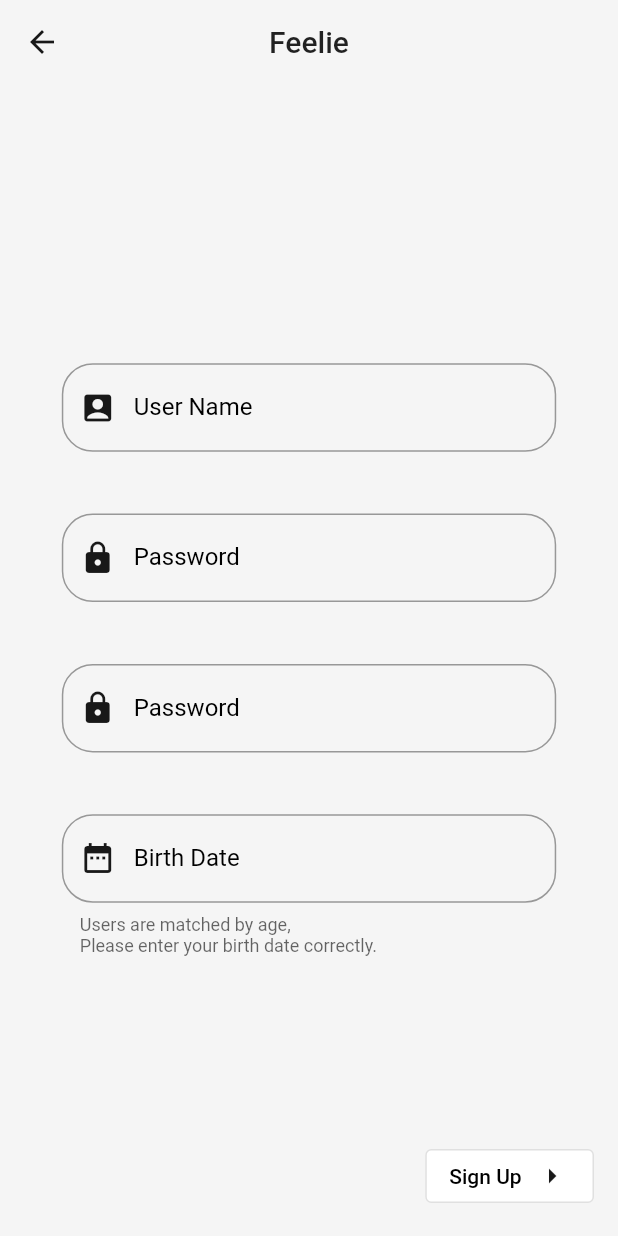
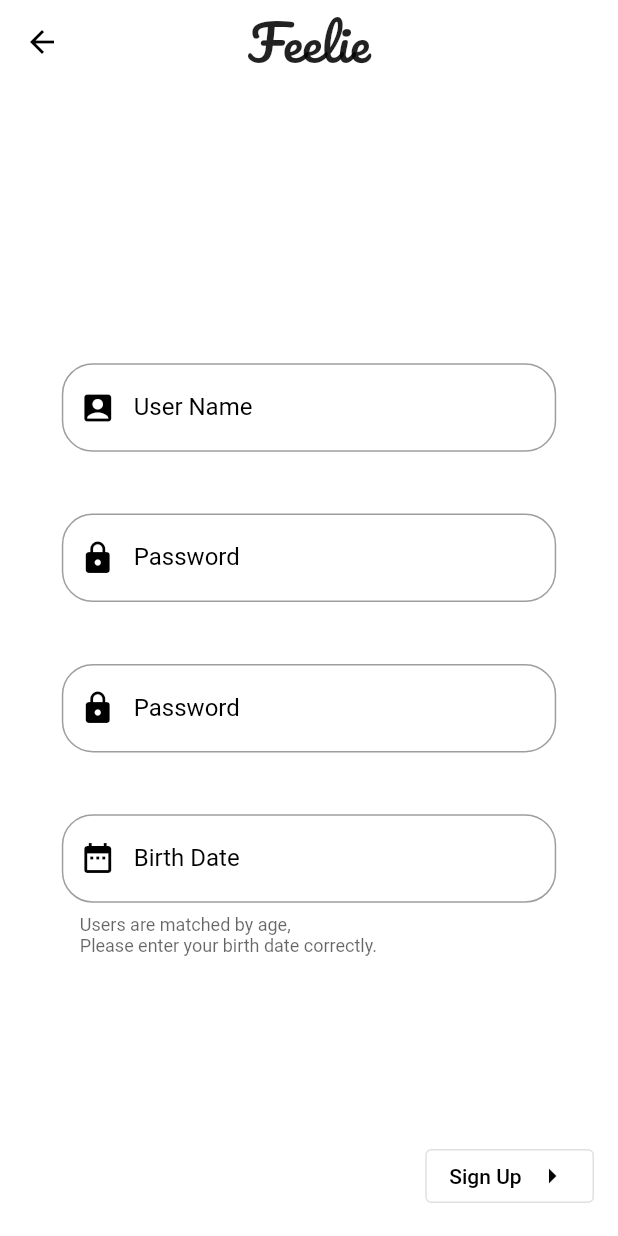
Before and after one commit to benfurkanaslan/prototype, a Flutter app: the screen it shows after launch, after a tap on "Sign Up", on a phone screen of 412 x 824 dp. Run offline on Flutter 3.47's test engine with Material 2 defaults, Android fonts, the phone set to English and light mode, and no system bars; our stand-ins replace camera, flutter_rating_bar, pinch_zoom, shared_preferences; missing offline and left inert: pinch_zoom_image_updated.

Commit message:
working on

```diff
--- a/lib/SignUp/signUp.dart
+++ b/lib/SignUp/signUp.dart
@@ -1,4 +1,5 @@
 import 'package:Feelie/pageView.dart';
+import 'package:camera/camera.dart';
 import 'package:flutter/cupertino.dart';
 import 'package:flutter/material.dart';
 import 'package:shared_preferences/shared_preferences.dart';
@@ -7,8 +8,9 @@ import 'package:shared_preferences/shared_preferences.dart';
 class signUp extends StatefulWidget {
   num screenHeight;
   num screenWidth;
+  final CameraDescription camera;
 
-  signUp({@required this.screenHeight, @required this.screenWidth});
+  signUp({@required this.screenHeight, @required this.screenWidth, @required this.camera});
 
   @override
   _signUpState createState() => _signUpState();
@@ -40,7 +42,7 @@ class _signUpState extends State<signUp> {
     return Scaffold(
       key: scaffoldKey,
       appBar: AppBar(
-        title: Text('Feelie'),
+        title: Text('Feelie', style: TextStyle(fontFamily: 'Pacifico', fontSize: widget.screenWidth * 0.08)),
       ),
       body: Center(
         child: SingleChildScrollView(
@@ -170,7 +172,7 @@ Please enter your birth date correctly.''',
             Navigator.pushAndRemoveUntil(
               context,
               MaterialPageRoute(
-                builder: (context) => pageView(screenHeight: widget.screenHeight, screenWidth: widget.screenWidth),
+                builder: (context) => pageView(camera: widget.camera, screenHeight: widget.screenHeight, screenWidth: widget.screenWidth),
               ),
               (Route<dynamic> route) => false,
             );
--- a/lib/main.dart
+++ b/lib/main.dart
@@ -1,4 +1,10 @@
 import 'package:Feelie/signIn.dart';
+import 'package:camera/camera.dart';
 import 'package:flutter/material.dart';
 
-void main() => runApp(signIn());
+Future<void> main() async {
+  WidgetsFlutterBinding.ensureInitialized();
+  final cameras = await availableCameras();
+  final firstCamera = cameras.first;
+  runApp(signIn(camera: firstCamera));
+}
--- a/lib/pageView.dart
+++ b/lib/pageView.dart
@@ -1,5 +1,6 @@
 import 'package:Feelie/Camera/camera.dart';
 import 'package:Feelie/Messages/messages.dart';
+import 'package:camera/camera.dart';
 import 'package:flutter/material.dart';
 import 'package:flutter/src/widgets/page_view.dart';
 
@@ -8,10 +9,12 @@ import 'MainPage/mainPage.dart';
 class pageView extends StatefulWidget {
   num screenHeight;
   num screenWidth;
+  CameraDescription camera;
 
   pageView({
     @required this.screenHeight,
     @required this.screenWidth,
+    @required this.camera,
   });
   @override
   _pageViewState createState() => _pageViewState();
@@ -47,7 +50,7 @@ class _pageViewState extends State<pageView> {
           });
         },
         children: [
-          camera(screenHeight: widget.screenHeight, screenWidth: widget.screenWidth),
+          cameraPage(camera: widget.camera, screenHeight: widget.screenHeight, screenWidth: widget.screenWidth),
           mainPage(screenHeight: widget.screenHeight, screenWidth: widget.screenWidth),
           messages(screenHeight: widget.screenHeight, screenWidth: widget.screenWidth),
         ],
--- a/lib/signIn.dart
+++ b/lib/signIn.dart
@@ -1,6 +1,7 @@
 import 'dart:ui';
 
 import 'package:Feelie/pageView.dart';
+import 'package:camera/camera.dart';
 import 'package:flutter/material.dart';
 import 'package:flutter/services.dart';
 import 'package:shared_preferences/shared_preferences.dart';
@@ -8,6 +9,10 @@ import 'package:shared_preferences/shared_preferences.dart';
 import 'SignUp/signUp.dart';
 
 class signIn extends StatelessWidget {
+  final CameraDescription camera;
+
+  signIn({this.camera});
+
   @override
   Widget build(BuildContext context) {
     return MaterialApp(
@@ -24,9 +29,9 @@ class signIn extends StatelessWidget {
         inputDecorationTheme: InputDecorationTheme(
             focusedBorder: OutlineInputBorder(borderSide: BorderSide(color: Colors.white), borderRadius: BorderRadius.circular(15)), labelStyle: TextStyle(color: Colors.white)),
         brightness: Brightness.dark,
-        iconTheme: IconThemeData(color: Colors.white, opacity: 0.8),
+        iconTheme: IconThemeData(color: Colors.white),
         bottomNavigationBarTheme: BottomNavigationBarThemeData(
-            backgroundColor: Colors.grey.shade900,
+            backgroundColor: Colors.black,
             selectedItemColor: Colors.white,
             unselectedItemColor: Colors.white38,
             elevation: 0.0,
@@ -36,8 +41,8 @@ class signIn extends StatelessWidget {
         outlinedButtonTheme: OutlinedButtonThemeData(style: OutlinedButton.styleFrom(primary: Colors.white, onSurface: Colors.black, backgroundColor: Colors.black)),
         cardTheme: CardTheme(color: Colors.black, elevation: 2, shadowColor: Colors.white, shape: RoundedRectangleBorder(borderRadius: BorderRadius.circular(25))),
         floatingActionButtonTheme: FloatingActionButtonThemeData(foregroundColor: Colors.white, backgroundColor: Colors.white12, elevation: 0.0, highlightElevation: 0.0),
-        scaffoldBackgroundColor: Colors.grey.shade900,
-        appBarTheme: AppBarTheme(elevation: 0.0, color: Colors.grey.shade900, centerTitle: true),
+        scaffoldBackgroundColor: Colors.black,
+        appBarTheme: AppBarTheme(elevation: 0.0, color: Colors.black, centerTitle: true),
         primaryColor: Colors.white,
         primaryColorBrightness: Brightness.dark,
         visualDensity: VisualDensity.adaptivePlatformDensity,
@@ -50,9 +55,9 @@ class signIn extends StatelessWidget {
         inputDecorationTheme: InputDecorationTheme(
             focusedBorder: OutlineInputBorder(borderSide: BorderSide(color: Colors.black), borderRadius: BorderRadius.circular(15)), labelStyle: TextStyle(color: Colors.black)),
         brightness: Brightness.light,
-        iconTheme: IconThemeData(color: Colors.black, opacity: 0.9),
+        iconTheme: IconThemeData(color: Colors.black),
         bottomNavigationBarTheme: BottomNavigationBarThemeData(
-          backgroundColor: Colors.grey.shade100,
+          backgroundColor: Colors.white,
           selectedItemColor: Colors.black,
           unselectedItemColor: Colors.black38,
           elevation: 0.0,
@@ -61,18 +66,20 @@ class signIn extends StatelessWidget {
         outlinedButtonTheme: OutlinedButtonThemeData(style: OutlinedButton.styleFrom(primary: Colors.black, onSurface: Colors.white, backgroundColor: Colors.white)),
         cardTheme: CardTheme(color: Colors.white, elevation: 10, shadowColor: Colors.black, shape: RoundedRectangleBorder(borderRadius: BorderRadius.circular(25))),
         floatingActionButtonTheme: FloatingActionButtonThemeData(foregroundColor: Colors.black, backgroundColor: Colors.black12, elevation: 0.0, highlightElevation: 0.0),
-        scaffoldBackgroundColor: Colors.grey.shade100,
-        appBarTheme: AppBarTheme(elevation: 0.0, color: Colors.grey.shade100, centerTitle: true),
+        scaffoldBackgroundColor: Colors.white,
+        appBarTheme: AppBarTheme(elevation: 0.0, color: Colors.white, centerTitle: true),
         primaryColor: Colors.black,
         primaryColorBrightness: Brightness.light,
         visualDensity: VisualDensity.adaptivePlatformDensity,
       ),
-      home: MyHomePage(),
+      home: MyHomePage(camera: camera),
     );
   }
 }
 
 class MyHomePage extends StatefulWidget {
+  CameraDescription camera;
+  MyHomePage({@required this.camera});
   @override
   _MyHomePageState createState() => _MyHomePageState();
 }
@@ -121,6 +128,7 @@ class _MyHomePageState extends State<MyHomePage> {
         context,
         MaterialPageRoute(
           builder: (context) => pageView(
+            camera: widget.camera,
             screenWidth: screenWidth,
             screenHeight: screenHeight,
           ),
@@ -138,7 +146,7 @@ class _MyHomePageState extends State<MyHomePage> {
     return Scaffold(
       key: scaffoldKey,
       appBar: AppBar(
-        title: Text('Feelie'),
+        title: Text('Feelie', style: TextStyle(fontFamily: 'Pacifico', fontSize: screenWidth * 0.08)),
       ),
       body: Center(
         child: SingleChildScrollView(
@@ -199,7 +207,7 @@ class _MyHomePageState extends State<MyHomePage> {
           SizedBox(width: screenWidth * 0.04),
           OutlinedButton(
             onPressed: () {
-              Navigator.push(context, MaterialPageRoute(builder: (context) => signUp(screenWidth: screenWidth, screenHeight: screenHeight)));
+              Navigator.push(context, MaterialPageRoute(builder: (context) => signUp(camera: widget.camera, screenWidth: screenWidth, screenHeight: screenHeight)));
             },
             child: Row(
               mainAxisSize: MainAxisSize.min,
@@ -218,7 +226,7 @@ class _MyHomePageState extends State<MyHomePage> {
                 Navigator.pushAndRemoveUntil(
                   context,
                   MaterialPageRoute(
-                    builder: (context) => pageView(screenHeight: screenHeight, screenWidth: screenWidth),
+                    builder: (context) => pageView(camera: widget.camera, screenHeight: screenHeight, screenWidth: screenWidth),
                   ),
                   (Route<dynamic> route) => false,
                 );
```
Also changed, not shown: lib/Camera/camera.dart (+110 -20 lines), lib/MainPage/mainPage.dart (+73 -43 lines), lib/Messages/messages.dart (+1 -6 lines), pubspec.yaml (+13 -2 lines), assets/barbarapalvin_post.png (renamed from lib/assets/barbarapalvin_post.png), assets/barbarapalvin_profile.jpg (renamed from lib/assets/barbarapalvin_profile.jpg), assets/fonts/Pacifico-Regular.ttf (added), assets/launcher_icon.png (renamed from lib/assets/launcher_icon.png), pubspec.lock, 3 other files.
